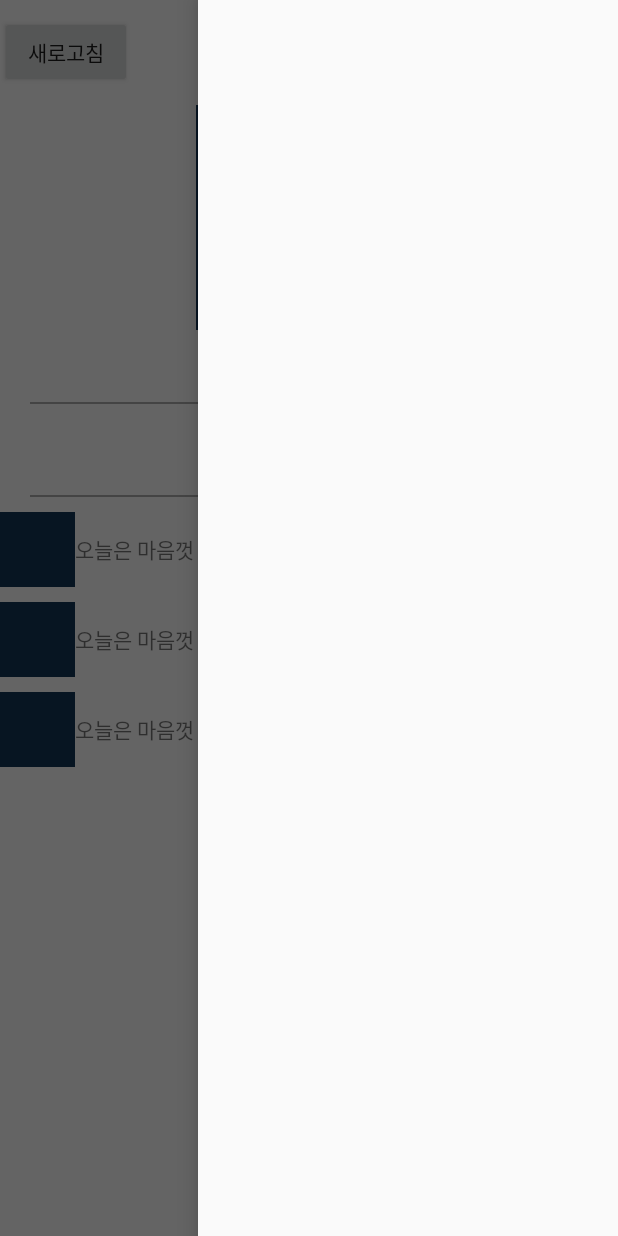
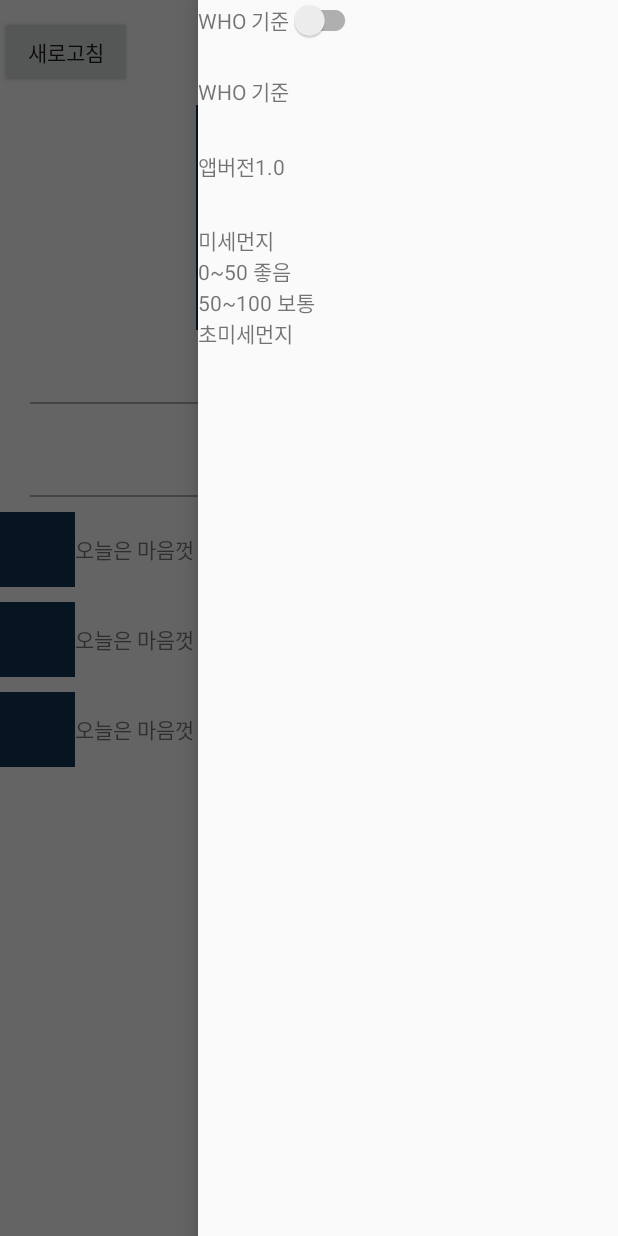
Before and after one commit to mo-mu/callrock, an Android app: the screen it shows after launch (MainActivity), with the side drawer open, on a phone screen of 412 x 824 dp. Run offline under Robolectric (Android 15) with nearby library versions, the phone set to English and light mode, and no system bars; our stand-ins replace Volley; network calls fail.

Commit message:
0. 드로어 버튼을 눌러 여는 기능 추가 1. 드로어 내용 추가

```diff
--- a/app/src/main/AndroidManifest.xml
+++ b/app/src/main/AndroidManifest.xml
@@ -13,7 +13,8 @@
         android:supportsRtl="true"
         android:theme="@style/AppTheme">
 
-        <activity android:name=".Activity.SplashActivity">
+        <activity android:name=".Activity.SplashActivity"
+            android:screenOrientation="portrait">
             <intent-filter>
                 <action android:name="android.intent.action.MAIN" />
 
@@ -21,10 +22,12 @@
             </intent-filter>
         </activity>
 
-        <activity android:name=".Activity.MainActivity">
+        <activity android:name=".Activity.MainActivity"
+            android:screenOrientation="portrait">
         </activity>
 
-        <activity android:name=".Activity.SearchActivity">
+        <activity android:name=".Activity.SearchActivity"
+            android:screenOrientation="portrait">
 
         </activity>
     </application>
--- a/app/src/main/java/com/momu/callrock/Activity/MainActivity.java
+++ b/app/src/main/java/com/momu/callrock/Activity/MainActivity.java
@@ -1,6 +1,8 @@
 package com.momu.callrock.Activity;
 
 import android.content.Intent;
+import android.support.design.widget.NavigationView;
+import android.support.v4.widget.DrawerLayout;
 import android.support.v7.app.AppCompatActivity;
 import android.os.Bundle;
 import android.view.View;
@@ -12,6 +14,9 @@ import com.momu.callrock.R;
 public class MainActivity extends AppCompatActivity {
 
     TextView btnSearch;
+    Button btnSetting;
+    DrawerLayout drawerLayout;
+    NavigationView navigationView;
 
     @Override
     protected void onCreate(Bundle savedInstanceState) {
@@ -19,6 +24,9 @@ public class MainActivity extends AppCompatActivity {
         setContentView(R.layout.activity_main);
 
         btnSearch = (TextView)findViewById(R.id.btn_search);
+        btnSetting = (Button)findViewById(R.id.btn_setting);
+        drawerLayout = (DrawerLayout)findViewById(R.id.drawerLayout);
+        navigationView = (NavigationView)findViewById(R.id.navView);
 
         btnSearch.setOnClickListener(new View.OnClickListener() {
             @Override
@@ -27,5 +35,33 @@ public class MainActivity extends AppCompatActivity {
             }
         });
 
+        btnSetting.setOnClickListener(new View.OnClickListener() {
+            @Override
+            public void onClick(View v) {
+                drawerLayout.setDrawerListener(new DrawerLayout.DrawerListener() {
+                    @Override
+                    public void onDrawerSlide(View drawerView, float slideOffset) {
+
+                    }
+
+                    @Override
+                    public void onDrawerOpened(View drawerView) {
+
+                    }
+
+                    @Override
+                    public void onDrawerClosed(View drawerView) {
+
+                    }
+
+                    @Override
+                    public void onDrawerStateChanged(int newState) {
+
+                    }
+                });
+                drawerLayout.openDrawer(navigationView);
+            }
+        });
+
     }
 }
--- a/app/src/main/res/layout/activity_main.xml
+++ b/app/src/main/res/layout/activity_main.xml
@@ -5,6 +5,7 @@
     android:orientation="vertical"
     android:layout_width="match_parent"
     android:layout_height="match_parent"
+    android:id="@+id/drawerLayout"
     tools:context="com.momu.callrock.Activity.MainActivity">
 
     <LinearLayout
@@ -174,11 +175,63 @@
                 android:text="오늘은 마음껏 산책하세요."/>
         </LinearLayout>
     </LinearLayout>
+
+
     <android.support.design.widget.NavigationView
         android:id="@+id/navView"
         android:layout_height="match_parent"
         android:layout_width="wrap_content"
         android:layout_gravity="end"
         android:fitsSystemWindows="true"
-        app:elevation="24dp"/>
+        app:elevation="24dp">
+        <LinearLayout
+            android:orientation="vertical"
+            android:layout_width="match_parent"
+            android:layout_height="match_parent">
+            <LinearLayout
+                android:layout_width="match_parent"
+                android:layout_height="50dp"
+                android:orientation="horizontal">
+                <TextView
+                    android:layout_width="wrap_content"
+                    android:layout_height="wrap_content"
+                    android:text="WHO 기준"/>
+                <android.support.v7.widget.SwitchCompat
+                    android:layout_width="wrap_content"
+                    android:layout_height="wrap_content" />
+            </LinearLayout>
+            <LinearLayout
+                android:layout_width="match_parent"
+                android:layout_height="50dp"
+                android:orientation="horizontal">
+                <TextView
+                    android:layout_width="wrap_content"
+                    android:layout_height="wrap_content"
+                    android:text="WHO 기준"/>
+
+            </LinearLayout>
+            <LinearLayout
+                android:layout_width="match_parent"
+                android:layout_height="50dp"
+                android:orientation="horizontal">
+                <TextView
+                    android:layout_width="wrap_content"
+                    android:layout_height="wrap_content"
+                    android:text="앱버전"/>
+                <TextView
+                    android:layout_width="wrap_content"
+                    android:layout_height="wrap_content"
+                    android:text="1.0"/>
+            </LinearLayout>
+            <LinearLayout
+                android:layout_width="match_parent"
+                android:layout_height="wrap_content"
+                android:orientation="horizontal">
+                <TextView
+                    android:layout_width="wrap_content"
+                    android:layout_height="wrap_content"
+                    android:text="미세먼지 \n0~50 좋음\n50~100 보통 \n초미세먼지"/>
+            </LinearLayout>
+        </LinearLayout>
+        </android.support.design.widget.NavigationView>
 </android.support.v4.widget.DrawerLayout>
```
